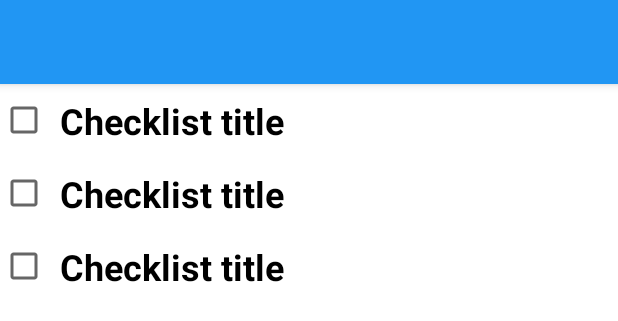
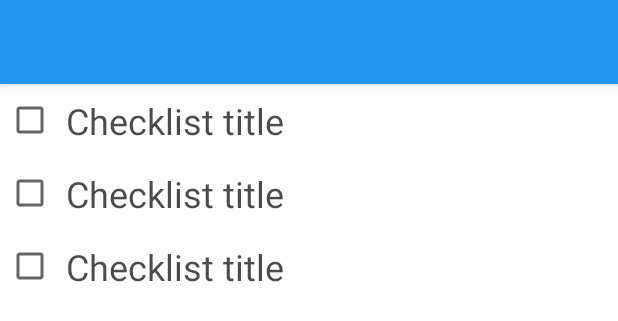
Before and after one commit to wmgda/checklists, an Android app: the layout item_activity.xml on its own in the app's theme, with its tools: preview values and no code run, on a phone screen of 412 x 824 dp. Shown: the top 321 px of the screen. Run offline under Robolectric (Android 15) with nearby library versions, the phone set to English and light mode, and no system bars.

Commit message:
Tweaked text colors

```diff
--- a/android/app/src/main/res/layout/checklist_item.xml
+++ b/android/app/src/main/res/layout/checklist_item.xml
@@ -13,6 +13,7 @@
     <TextView
             android:layout_width="match_parent"
             android:layout_height="wrap_content"
+            android:textColor="@color/text_primary"
             android:id="@+id/titleTxt"
             android:textSize="24sp"
             tools:text="Checklist title"/>
--- a/android/app/src/main/res/layout/checklist_item_details.xml
+++ b/android/app/src/main/res/layout/checklist_item_details.xml
@@ -6,13 +6,15 @@
         android:layout_height="wrap_content"
         android:id="@+id/checklistItemDetails">
 
-    <CheckBox android:layout_width="match_parent"
-              android:layout_height="wrap_content"
-              android:id="@+id/checkbox"
-              android:layout_gravity="center"
-              tools:text="Checklist title"
-              android:textStyle="bold"
-              android:textSize="24sp"
-              android:padding="8dp"/>
+    <CheckBox
+            android:layout_width="match_parent"
+            android:layout_height="wrap_content"
+            android:id="@+id/checkbox"
+            android:textColor="@color/text_primary"
+            tools:text="Checklist title"
+            android:textSize="24sp"
+            android:layout_marginLeft="4dp"
+            android:layout_marginRight="4dp"
+            android:padding="8dp"/>
 
 </LinearLayout>
--- a/android/app/src/main/res/layout/item_activity.xml
+++ b/android/app/src/main/res/layout/item_activity.xml
@@ -2,6 +2,7 @@
 <LinearLayout
         xmlns:android="http://schemas.android.com/apk/res/android"
         xmlns:tools="http://schemas.android.com/tools"
+        xmlns:app="http://schemas.android.com/apk/res-auto"
         android:layout_width="match_parent"
         android:layout_height="match_parent"
         android:orientation="vertical"
@@ -14,8 +15,11 @@
             android:layout_height="wrap_content">
 
         <androidx.appcompat.widget.Toolbar
+                xmlns:tools="http://schemas.android.com/tools"
                 android:id="@+id/toolbar"
                 android:layout_width="match_parent"
+                app:theme="@style/ThemeOverlay.AppCompat.Dark.ActionBar"
+                tools:title="Some checklist title"
                 android:layout_height="?attr/actionBarSize"
                 android:background="@color/colorPrimary"/>
 
@@ -26,4 +30,5 @@
             android:layout_width="match_parent"
             android:layout_height="match_parent"
             tools:listitem="@layout/checklist_item_details"/>
+
 </LinearLayout>
--- a/android/app/src/main/res/values/colors.xml
+++ b/android/app/src/main/res/values/colors.xml
@@ -8,7 +8,7 @@
     <color name="borderPrimary">#1f000000</color>
     <color name="borderSecondary">#1e000000</color>
     <color name="secondary">#3097a7</color>
-    <color name="text_primary">#dd000000</color>
+    <color name="text_primary">#b3000000</color>
     <color name="colorHighlight">#663CBDD1</color>
 
 </resources>
```
